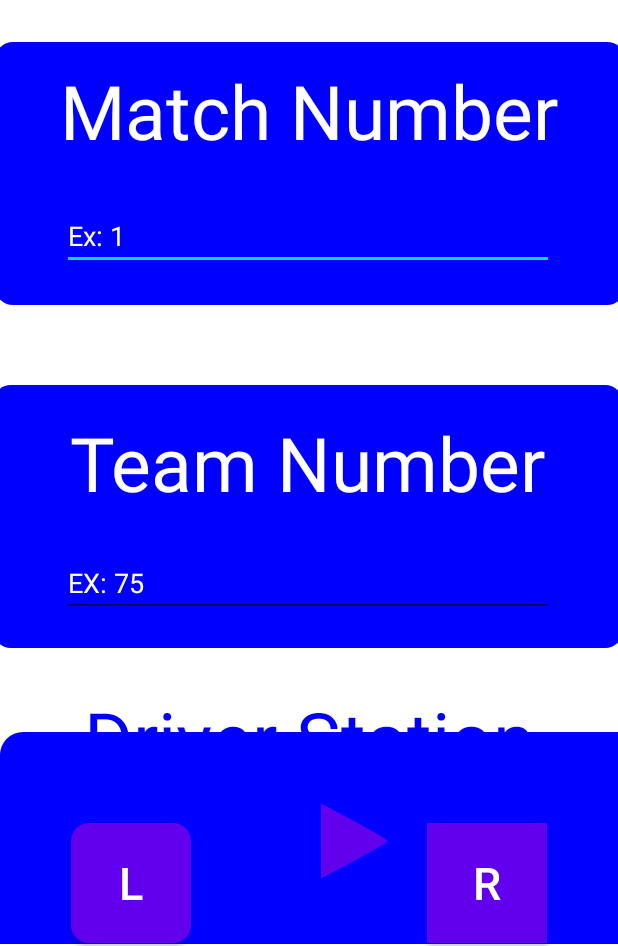
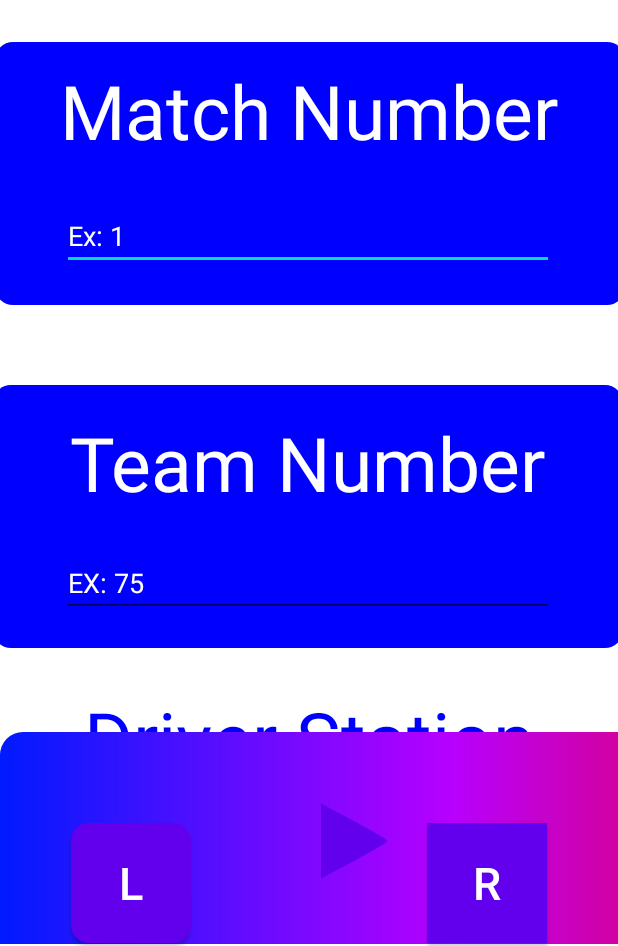
Before and after one commit to Gitmaster511/Scouter-App-2023, an Android app: the screen it shows after launch (MainActivity), on a phone screen of 412 x 824 dp, the part 290-1236 px from its top. Run offline under Robolectric (Android 15) with nearby library versions, the light colour scheme and no system bars.

Commit message:
updated home page

```diff
--- a/app/src/main/res/drawable/bottom_rect.xml
+++ b/app/src/main/res/drawable/bottom_rect.xml
@@ -8,5 +8,11 @@
 
         android:topLeftRadius="15dp"
         android:topRightRadius="15dp" />
+    <gradient
+        android:startColor = "#001aff"
+        android:centerColor = "#b700ff"
+        android:endColor = "#ff0303"
+        android:angle = "0"
+        android:type = "linear" />
 
 </shape>
--- a/app/src/main/res/layout/qr.xml
+++ b/app/src/main/res/layout/qr.xml
@@ -21,7 +21,7 @@
         android:text="QR"
         android:textColor="#FFFFFF"
         android:textSize="75sp"
-        tools:layout_editor_absoluteX="209dp"
+        tools:layout_editor_absoluteX="251dp"
         tools:layout_editor_absoluteY="16dp" />
 
     <View
```
Also changed, not shown: 1 other file.
